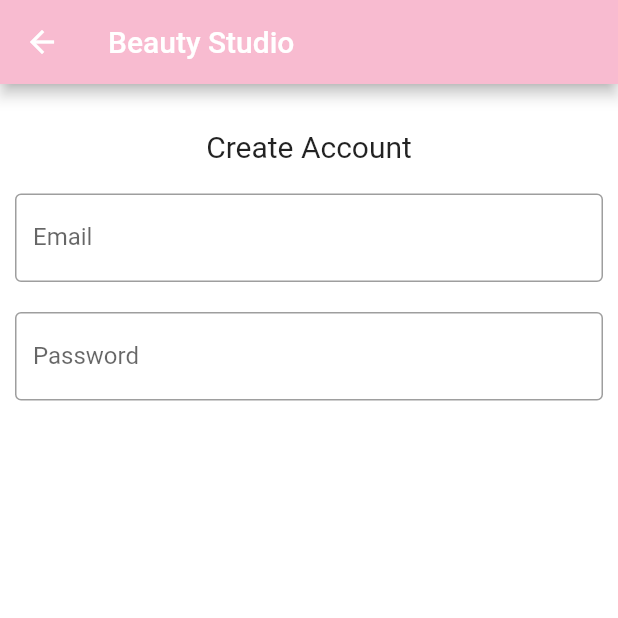
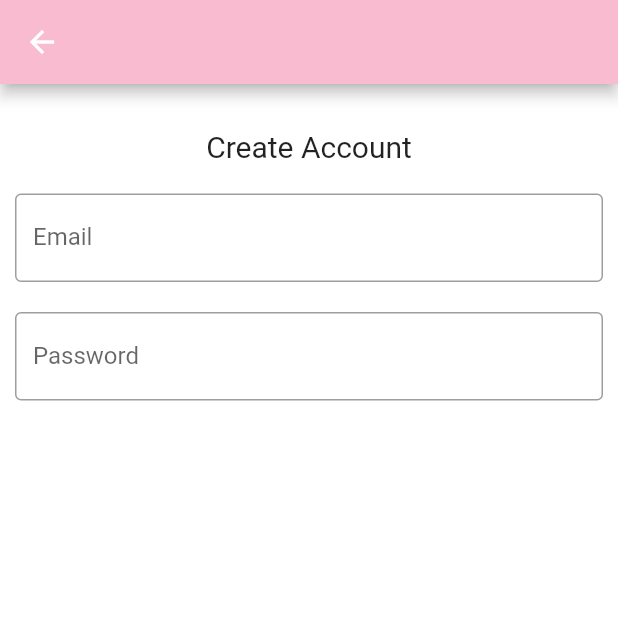
Before and after one commit to eidde606/precious_salon, a Flutter app: the CreateAccount screen opened directly, on a phone screen of 412 x 824 dp, the top half of it. Run offline on Flutter 3.47's test engine with Material 2 defaults, Android fonts, the phone set to English and light mode, and no system bars; our stand-ins replace carousel_slider, equatable, firebase_auth, firebase_core, google_fonts; accounts and stored records are empty.

Commit message:
first commit

```diff
--- a/lib/pages/create_account.dart
+++ b/lib/screens/create_account.dart
@@ -19,7 +19,6 @@ class _CreateAccountState extends State<CreateAccount> {
       appBar: AppBar(
         centerTitle: false,
         backgroundColor: Colors.pink[100],
-        title: Text('Beauty Studio'),
       ),
       body: ListView(
         children: <Widget>[
--- a/lib/pages/sign_up.dart
+++ b/lib/screens/sign_up.dart
@@ -4,9 +4,9 @@ import 'package:flutter/material.dart';
 import 'package:firebase_auth/firebase_auth.dart';
 import 'package:precious_hair_salon/firebase_options.dart';
 
-import 'package:precious_hair_salon/pages/account.dart';
-import 'package:precious_hair_salon/pages/create_account.dart';
-import 'package:precious_hair_salon/pages/password_recovery.dart';
+import 'package:precious_hair_salon/screens/account.dart';
+import 'package:precious_hair_salon/screens/create_account.dart';
+import 'package:precious_hair_salon/screens/password_recovery.dart';
 
 void main(List<String> args) {
   runApp(SignUp());
--- /dev/null
+++ b/lib/themes/colors.dart
@@ -0,0 +1,19 @@
+import 'package:flutter/material.dart';
+
+class AppColors {
+  Color get white => const Color(0xFFFFFFFF);
+  Color get black => const Color(0xFF000000);
+  Color get mainBlue => const Color(0xff003A6B);
+  Color get mediumBlue => const Color(0xff67CFF8);
+  Color get lightBlue => const Color(0xffA0E1FB);
+  Color get coinGold => const Color(0xFFEFCB00);
+  Color get red => const Color(0xFFFF2337);
+  Color get green => const Color(0xFF00DF00);
+  Color get darkGreen => const Color(0xFF006700);
+  Color get azalea => Color(0xFFF8B9D1);
+  Color get pink => Color(0xFFFC74BA);
+  Color get limeGreen => Color(0xCABAFC74);
+  Color get babyBlue => Color(0xEA74BAFC);
+  Color get mariGold => Color(0xFFB69925);
+  const AppColors();
+}
--- /dev/null
+++ b/lib/themes/default.dart
@@ -0,0 +1,53 @@
+import 'package:flutter/material.dart';
+import 'package:precious_hair_salon/themes/colors.dart';
+
+class LayoutTheme extends StatefulWidget {
+  final Widget child;
+
+  LayoutTheme({required this.child});
+
+  @override
+  _LayoutThemeState createState() => _LayoutThemeState();
+
+  static _LayoutThemeState of(BuildContext context) {
+    return (context
+                .dependOnInheritedWidgetOfExactType<_InheritedStateContainer>()
+            as _InheritedStateContainer)
+        .data;
+  }
+}
+
+class _LayoutThemeState extends State<LayoutTheme> {
+  LinearGradient get background => LinearGradient(
+          begin: Alignment.topLeft,
+          end: Alignment.bottomRight,
+          stops: [
+            0.1,
+            0.85,
+          ],
+          colors: [
+            this.colors.pink,
+            this.colors.white,
+          ]);
+  AppColors get colors => AppColors();
+  @override
+  Widget build(BuildContext context) {
+    return _InheritedStateContainer(
+      data: this,
+      child: widget.child,
+    );
+  }
+}
+
+class _InheritedStateContainer extends InheritedWidget {
+  final _LayoutThemeState data;
+
+  _InheritedStateContainer({
+    Key? key,
+    required this.data,
+    required Widget child,
+  }) : super(key: key, child: child);
+
+  @override
+  bool updateShouldNotify(_InheritedStateContainer old) => true;
+}
--- a/lib/utils/color_utils.dart
+++ /dev/null
@@ -1 +0,0 @@
-import 'package:flutter/material.dart';
```
Also changed, not shown: lib/main.dart (+10 -6 lines), lib/models/models.dart (added, +30 -0 lines), lib/pages/home.dart (deleted, +0 -135 lines), lib/screens/home.dart (added, +142 -0 lines), lib/widgets/hero_carousel_card.dart (added, +59 -0 lines), pubspec.yaml (+6 -3 lines), assets/images/background.png (added), assets/images/blonde-babylights.jpg (added), assets/images/hair-salon.jpg (added), assets/images/keratin.png (deleted), assets/images/longbeauty.gif (deleted), lib/screens/account.dart (renamed from lib/pages/account.dart), lib/screens/contact_us.dart (renamed from lib/pages/contact_us.dart), lib/screens/password_recovery.dart (renamed from lib/pages/password_recovery.dart), 2 more files.
